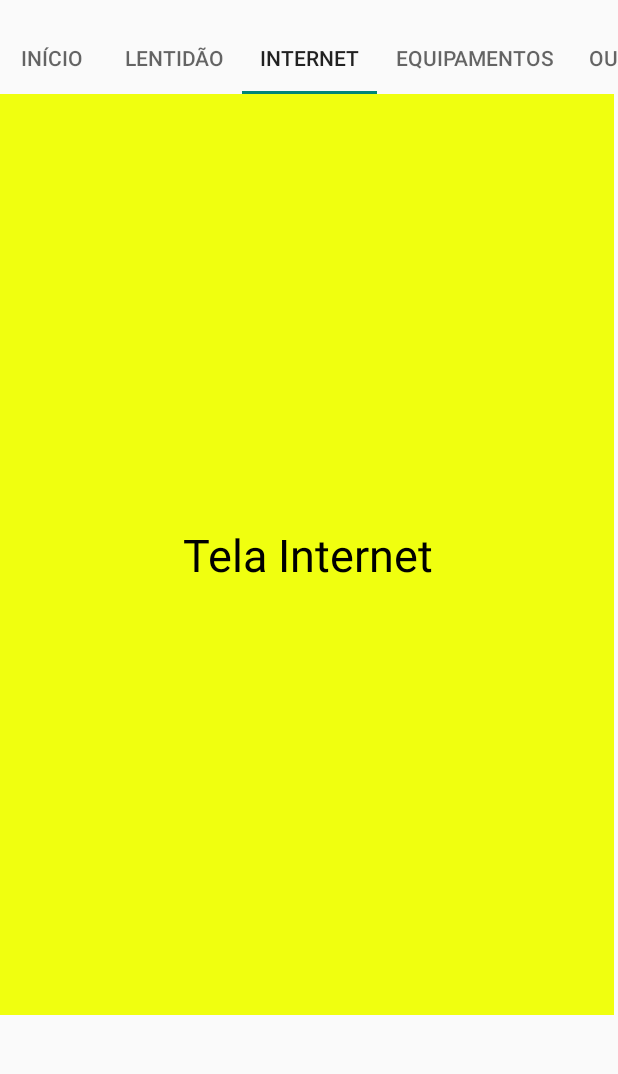
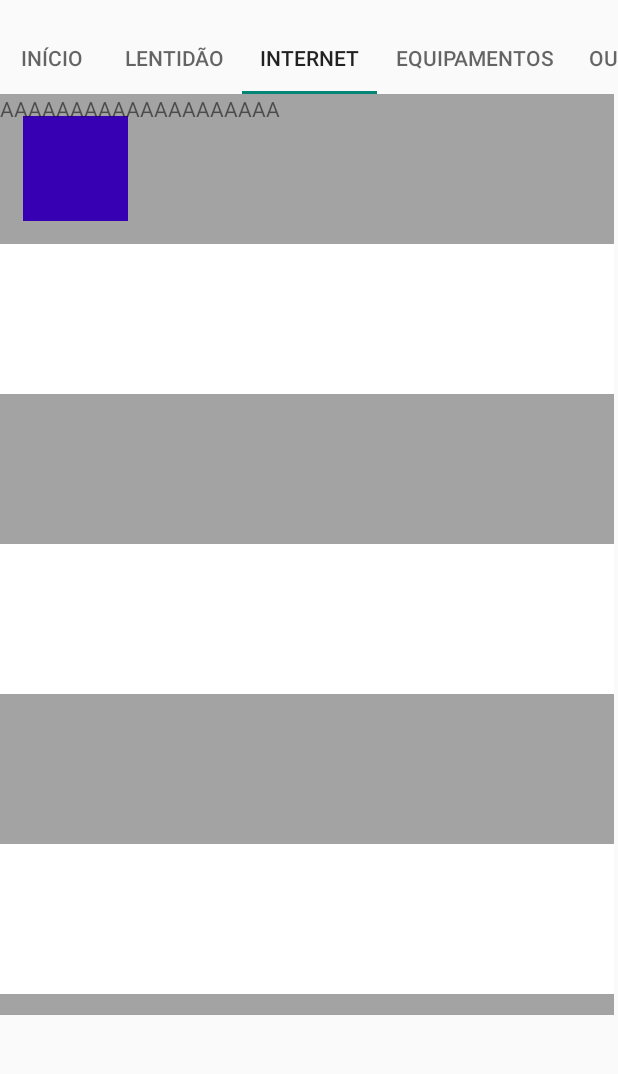
Before and after one commit to seugirdur/App-Petrobras, an Android app: the screen it shows after launch (TabActivity), tab 3 chosen, on a phone screen of 412 x 824 dp, the part 97-1171 px from its top. Run offline under Robolectric (Android 15) with nearby library versions, the phone set to English and light mode, and no system bars.

Commit message:
18/08 - poucas mudanças

```diff
--- a/app/src/main/java/com/example/apppetrobras/TabActivity.java
+++ b/app/src/main/java/com/example/apppetrobras/TabActivity.java
@@ -4,6 +4,7 @@ import androidx.appcompat.app.AppCompatActivity;
 import androidx.viewpager2.widget.ViewPager2;
 
 import android.os.Bundle;
+import android.view.View;
 
 import com.google.android.material.tabs.TabLayout;
 
@@ -50,4 +51,9 @@ public class TabActivity extends AppCompatActivity {
 
 
     }
+
+    //Captura o click no logo e vai para a tela inicial
+    public void goHome(View view) {
+        viewPager2.setCurrentItem(0);
+    }
 }
--- /dev/null
+++ b/app/src/main/res/drawable/edit_text.xml
@@ -0,0 +1,8 @@
+<?xml version="1.0" encoding="utf-8"?>
+<shape xmlns:android="http://schemas.android.com/apk/res/android">
+
+    <solid android:color="@color/white" />
+    <corners android:radius="20dp" />
+    <stroke android:color="@color/black" android:width="1dp" />
+
+</shape>
--- a/app/src/main/res/layout/activity_tab.xml
+++ b/app/src/main/res/layout/activity_tab.xml
@@ -75,6 +75,7 @@
         app:layout_constraintEnd_toEndOf="parent"
         app:layout_constraintStart_toStartOf="parent"
         app:layout_constraintTop_toTopOf="parent"
-        app:srcCompat="@drawable/logo_dionisio" />
+        app:srcCompat="@drawable/logo_dionisio"
+        android:onClick="goHome"/>
 
 </androidx.constraintlayout.widget.ConstraintLayout>
--- a/app/src/main/res/layout/fragment_equipamentos.xml
+++ b/app/src/main/res/layout/fragment_equipamentos.xml
@@ -3,8 +3,7 @@
     xmlns:tools="http://schemas.android.com/tools"
     android:layout_width="match_parent"
     android:layout_height="match_parent"
-    tools:context=".fragments.EquipamentosFragment"
-    android:background="#2196F3">
+    tools:context=".fragments.EquipamentosFragment">
 
     <!-- TODO: Update blank fragment layout -->
     <TextView
--- a/app/src/main/res/layout/fragment_inicio.xml
+++ b/app/src/main/res/layout/fragment_inicio.xml
@@ -15,4 +15,12 @@
         android:textColor="@color/black"
         android:textSize="30sp"/>
 
+    <EditText
+        android:id="@+id/edit_search"
+        android:layout_width="match_parent"
+        android:layout_height="wrap_content"
+        android:hint="Pesquisar Problema"
+        android:textColor="@color/black"
+        android:textColorHint="#4E4E4E" />
+
 </FrameLayout>
--- a/app/src/main/res/layout/fragment_internet.xml
+++ b/app/src/main/res/layout/fragment_internet.xml
@@ -3,16 +3,100 @@
     xmlns:tools="http://schemas.android.com/tools"
     android:layout_width="match_parent"
     android:layout_height="match_parent"
-    tools:context=".fragments.InternetFragment"
-    android:background="#F0FF0F">
+    tools:context=".fragments.InternetFragment">
 
     <!-- TODO: Update blank fragment layout -->
-    <TextView
+
+    <ScrollView
         android:layout_width="match_parent"
         android:layout_height="match_parent"
-        android:text="Tela Internet"
-        android:gravity="center"
-        android:textColor="@color/black"
-        android:textSize="30sp"/>
+        tools:ignore="SpeakableTextPresentCheck">
 
+        <LinearLayout
+            android:layout_width="match_parent"
+            android:layout_height="wrap_content"
+            android:orientation="vertical" >
+
+            <FrameLayout
+                android:layout_width="match_parent"
+                android:layout_height="100dp"
+                android:background="#A3A3A3">
+
+                <ImageView
+                    android:layout_width="70dp"
+                    android:layout_height="70dp"
+                    android:layout_gravity="center_vertical"
+                    android:background="@color/purple_700"
+                    android:layout_marginLeft="15dp" />
+
+                <TextView
+                    android:layout_width="match_parent"
+                    android:layout_height="match_parent"
+                    android:text="AAAAAAAAAAAAAAAAAAAA"
+                    android:layout_gravity="center"/>
+
+            </FrameLayout>
+
+            <FrameLayout
+                android:layout_width="match_parent"
+                android:layout_height="100dp"
+                android:background="@color/white">
+            </FrameLayout>
+
+            <FrameLayout
+                android:layout_width="match_parent"
+                android:layout_height="100dp"
+                android:background="#A3A3A3">
+            </FrameLayout>
+
+            <FrameLayout
+                android:layout_width="match_parent"
+                android:layout_height="100dp"
+                android:background="@color/white">
+            </FrameLayout>
+
+            <FrameLayout
+                android:layout_width="match_parent"
+                android:layout_height="100dp"
+                android:background="#A3A3A3">
+            </FrameLayout>
+
+            <FrameLayout
+                android:layout_width="match_parent"
+                android:layout_height="100dp"
+                android:background="@color/white">
+            </FrameLayout>
+
+            <FrameLayout
+                android:layout_width="match_parent"
+                android:layout_height="100dp"
+                android:background="#A3A3A3">
+            </FrameLayout>
+
+            <FrameLayout
+                android:layout_width="match_parent"
+                android:layout_height="100dp"
+                android:background="@color/white">
+            </FrameLayout>
+
+            <FrameLayout
+                android:layout_width="match_parent"
+                android:layout_height="100dp"
+                android:background="#A3A3A3">
+            </FrameLayout>
+
+            <FrameLayout
+                android:layout_width="match_parent"
+                android:layout_height="100dp"
+                android:background="@color/white">
+            </FrameLayout>
+
+            <FrameLayout
+                android:layout_width="match_parent"
+                android:layout_height="100dp"
+                android:background="#A3A3A3">
+            </FrameLayout>
+
+        </LinearLayout>
+    </ScrollView>
 </FrameLayout>
--- a/app/src/main/res/layout/fragment_outros.xml
+++ b/app/src/main/res/layout/fragment_outros.xml
@@ -3,8 +3,7 @@
     xmlns:tools="http://schemas.android.com/tools"
     android:layout_width="match_parent"
     android:layout_height="match_parent"
-    tools:context=".fragments.OutrosFragment"
-    android:background="#FA6637">
+    tools:context=".fragments.OutrosFragment">
 
     <!-- TODO: Update blank fragment layout -->
     <TextView
--- /dev/null
+++ b/app/src/main/res/values/styles.xml
@@ -0,0 +1,15 @@
+<?xml version="1.0" encoding="utf-8"?>
+<resources>
+
+    <style name="Edit_Text">
+
+        <item name="android:layout_width">match_parent</item>
+        <item name="android:layout_height">wrap_content</item>
+        <item name="android:background">@drawable/edit_text</item>
+        <item name="android:padding">20dp</item>
+        <item name="android:layout_marginRight">40dp</item>
+        <item name="android:layout_marginLeft">40dp</item>
+        <item name="android:layout_marginTop">70dp</item>
+    </style>
+
+</resources>
```
Also changed, not shown: app/src/main/res/layout/fragment_lentidao.xml (+2 -8 lines).
